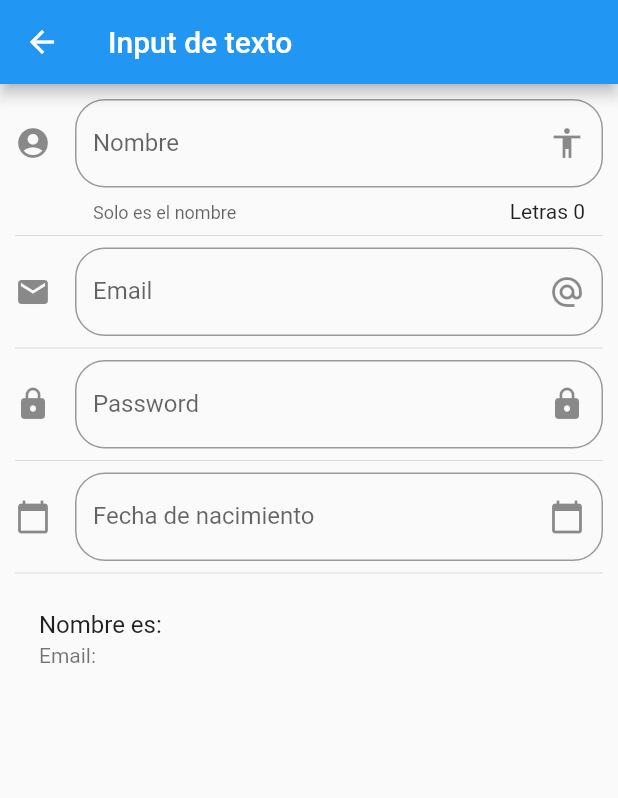
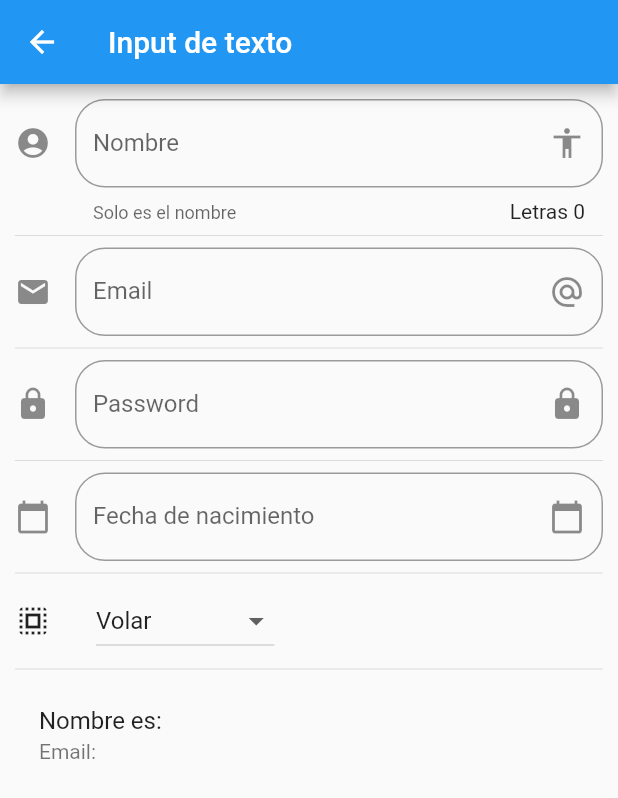
Before and after one commit to MasterManu70/Flutter_Componentes, a Flutter app: the InputPage screen opened by its route, on a phone screen of 412 x 824 dp. Shown: the top 798 px of the screen. Run offline on Flutter 3.47's test engine with Material 2 defaults, Android fonts, the phone set to English and light mode, and no system bars.

Commit message:
83 -> 88

```diff
--- a/lib/src/pages/home_page.dart
+++ b/lib/src/pages/home_page.dart
@@ -1,4 +1,3 @@
-import 'package:componentes/src/pages/alert_page.dart';
 import 'package:componentes/src/providers/menu_provider.dart';
 import 'package:componentes/src/utils/icono_string_util.dart';
 import 'package:flutter/material.dart';
--- a/lib/src/pages/home_temp.dart
+++ b/lib/src/pages/home_temp.dart
@@ -1,5 +1,3 @@
-import 'dart:ui';
-
 import 'package:flutter/material.dart';
 
 class HomePageTemp extends StatelessWidget {
--- a/lib/src/pages/input_page.dart
+++ b/lib/src/pages/input_page.dart
@@ -10,6 +10,10 @@ class _InputPageState extends State<InputPage> {
   String _nombre = "";
   String _email = "";
   String _fecha = "";
+
+  String _opcionSeleccionada = 'Volar';
+
+  List<String> _poderes = ['Volar', 'Rayos X', 'Super Aliento', 'Super Fuerza'];
 
   TextEditingController _inputFieldDateController = new TextEditingController();
 
@@ -29,6 +33,8 @@ class _InputPageState extends State<InputPage> {
           _crearPassword(),
           Divider(),
           _crearFecha(context),
+          Divider(),
+          _crearDropdown(),
           Divider(),
           _crearPersona(),
         ],
@@ -138,6 +144,40 @@ class _InputPageState extends State<InputPage> {
 
   }
 
+  List<DropdownMenuItem<String>> getOpcionesDropdown(){
+    List<DropdownMenuItem<String>> lista = new List();
+
+    _poderes.forEach((poder){
+
+      lista.add(DropdownMenuItem(
+        child: Text(poder),
+        value: poder,
+      ));
+
+    });
+
+
+    return lista;
+  }
+
+  Widget _crearDropdown(){
+    return Row(
+      children: <Widget>[
+        Icon(Icons.select_all),
+        SizedBox(width: 30.0,),
+        DropdownButton(
+          value: _opcionSeleccionada,
+          items: getOpcionesDropdown(),
+          onChanged: (opt){
+            setState(() {
+              _opcionSeleccionada = opt;
+            });
+          },
+        ),
+      ],
+    );
+  }
+
   Widget _crearPersona(){
     return ListTile(
       title: Text('Nombre es: $_nombre'),
--- a/lib/src/routes/routes.dart
+++ b/lib/src/routes/routes.dart
@@ -4,6 +4,8 @@ import 'package:componentes/src/pages/avatar_page.dart';
 import 'package:componentes/src/pages/card_page.dart';
 import 'package:componentes/src/pages/home_page.dart';
 import 'package:componentes/src/pages/input_page.dart';
+import 'package:componentes/src/pages/listview_page.dart';
+import 'package:componentes/src/pages/slider_page.dart';
 import 'package:flutter/material.dart';
 
 Map<String, WidgetBuilder> getApplicationRoutes(){
@@ -15,6 +17,8 @@ Map<String, WidgetBuilder> getApplicationRoutes(){
     'card'   : (BuildContext context ) => CardPage(),
     'animatedContainer'   : (BuildContext context ) => AnimatedContainerPage(),
     'inputs'   : (BuildContext context ) => InputPage(),
+    'slider'   : (BuildContext context ) => SliderPage(),
+    'list'   : (BuildContext context ) => ListaPage(),
   };
 
 }
--- a/lib/src/utils/icono_string_util.dart
+++ b/lib/src/utils/icono_string_util.dart
@@ -7,6 +7,8 @@ final _icons = <String, IconData>{
   'folder_open'   : Icons.folder_open,
   'donut_large'   : Icons.donut_large,
   'input'         : Icons.input,
+  'tune'          : Icons.tune,
+  'list'          : Icons.list,
 
 };
 
```
Also changed, not shown: data/menu_opts.json (+10 -0 lines), lib/src/pages/listview_page.dart (added, +120 -0 lines), lib/src/pages/slider_page.dart (added, +88 -0 lines).
